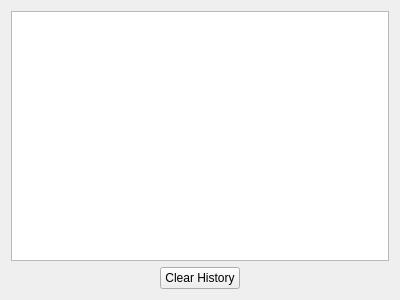
First picture: the form in gui/qt/keyhistory.ui, repository CE-Programming/CEmu, before the edit.
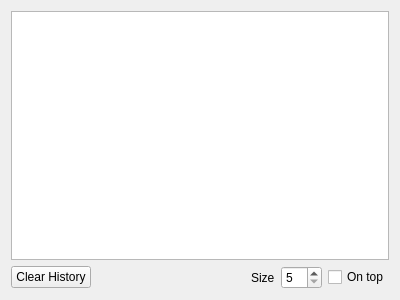
Second picture: the form after the edit.

```diff
--- a/gui/qt/keyhistory.ui
+++ b/gui/qt/keyhistory.ui
@@ -23,19 +23,6 @@
    </item>
    <item row="1" column="0">
     <layout class="QHBoxLayout" name="horizontalLayout">
-     <item>
-      <spacer name="horizontalSpacer">
-       <property name="orientation">
-        <enum>Qt::Horizontal</enum>
-       </property>
-       <property name="sizeHint" stdset="0">
-        <size>
-         <width>40</width>
-         <height>20</height>
-        </size>
-       </property>
-      </spacer>
-     </item>
      <item>
       <widget class="QPushButton" name="buttonClear">
        <property name="text">
@@ -56,6 +43,30 @@
        </property>
       </spacer>
      </item>
+     <item>
+      <widget class="QLabel" name="label">
+       <property name="text">
+        <string>Size</string>
+       </property>
+      </widget>
+     </item>
+     <item>
+      <widget class="QSpinBox" name="textSize">
+       <property name="minimum">
+        <number>5</number>
+       </property>
+       <property name="maximum">
+        <number>20</number>
+       </property>
+      </widget>
+     </item>
+     <item>
+      <widget class="QCheckBox" name="checkOnTop">
+       <property name="text">
+        <string>On top</string>
+       </property>
+      </widget>
+     </item>
     </layout>
    </item>
   </layout>
```
